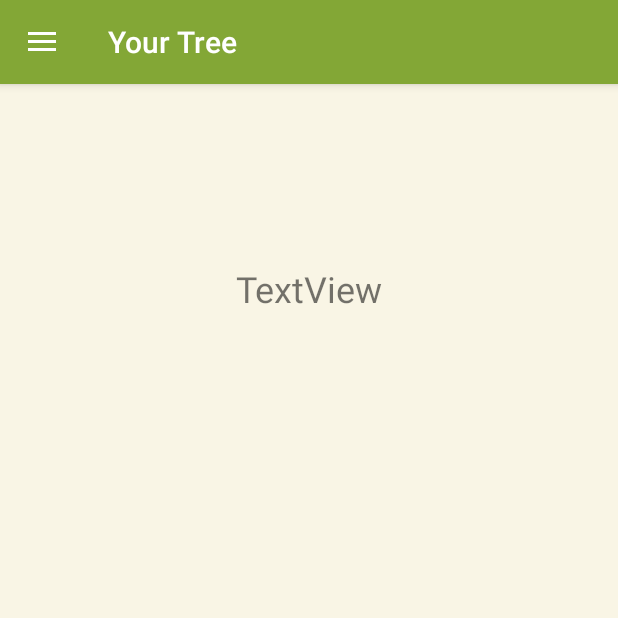
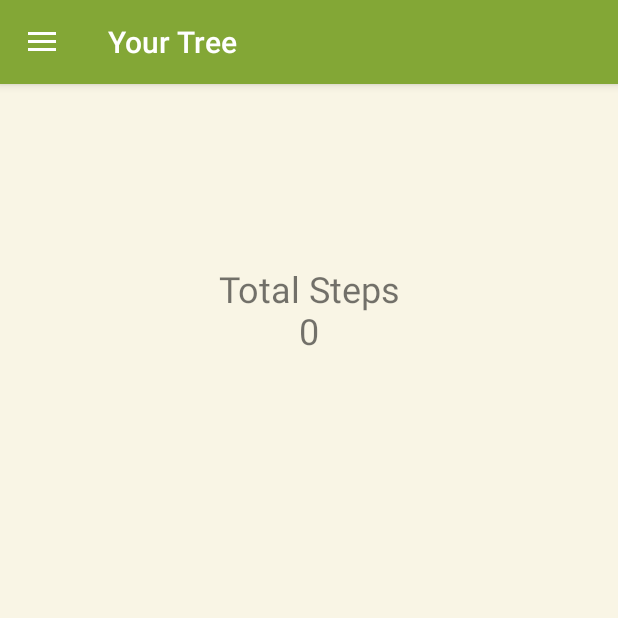
Before and after one commit to heojungeun/KNU_mobileAPP1, an Android app: the HomeFragment screen opened directly, with no data from a screen before it, on a phone screen of 412 x 824 dp, the top half of it. Run offline under Robolectric (Android 15) with nearby library versions, the phone set to English and light mode, and no system bars.

Commit message:
Changed StepCounterService to count steps only when the screen is turned off
also notification will display steps between last screen off and on, and total steps during screen off will be displayed on HomeFragment. All changes are not final and intended to be used for debugging purpose.

```diff
--- a/app/src/main/java/com/knu_mobileapp1_team2/HomeFragment.java
+++ b/app/src/main/java/com/knu_mobileapp1_team2/HomeFragment.java
@@ -1,19 +1,40 @@
 package com.knu_mobileapp1_team2;
 
+import android.app.Activity;
+import android.app.AlertDialog;
+import android.content.SharedPreferences;
 import android.os.Bundle;
 import android.support.v4.app.Fragment;
+import android.util.Log;
 import android.view.LayoutInflater;
 import android.view.View;
 import android.view.ViewGroup;
+import android.widget.TextView;
 
 public class HomeFragment extends Fragment {
+    View view;
+
+    SharedPreferences sp;
+
     @Override
     public View onCreateView (LayoutInflater inflater, ViewGroup container, Bundle savedInstanceState) {
-        View view = inflater.inflate(R.layout.fragment_home, container, false);
+        view = inflater.inflate(R.layout.fragment_home, container, false);
 
         // for fragment, use this function instead of onCreate
         // use view.findViewById to get views
 
+        sp = getContext().getSharedPreferences("com.knu_mobileapp1_team2.pref", Activity.MODE_PRIVATE);
+
         return view;
     }
+
+    @Override
+    public void onResume() {
+        super.onResume();
+
+        int savedSteps = sp.getInt("saved_steps", 0);
+
+        TextView tvwMainSpeech = view.findViewById(R.id.tvwMainSpeech);
+        tvwMainSpeech.setText(String.format(getString(R.string.main_score), savedSteps));
+    }
 }
--- a/app/src/main/res/values/strings.xml
+++ b/app/src/main/res/values/strings.xml
@@ -8,10 +8,12 @@
     <string name="welcome_title">No texting while walking!</string>
     <string name="welcome_desc">The seed will grow as you walk\nwithout using your phone.\nLet\'s grow your own tree!</string>
     <string name="welcome_begin">Begin</string>
+    <string name="main_score">Total Steps\n%d</string>
     <string name="details_score">Total Points</string>
     <string name="settings_placeholder">There is nothing to set for now</string>
     <string name="app_invalid_access">App is improperly launched.</string>
 
     <string name="service_noti_title">WalkTree</string>
-    <string name="service_noti_content">%d steps walked</string>
+    <string name="service_noti_content">%d steps walked during last screen off</string>
+    <string name="service_noti_channel">Step Status</string>
 </resources>
```
Also changed, not shown: app/src/main/java/com/knu_mobileapp1_team2/StepCounterService.java (+34 -6 lines), 1 other file.
